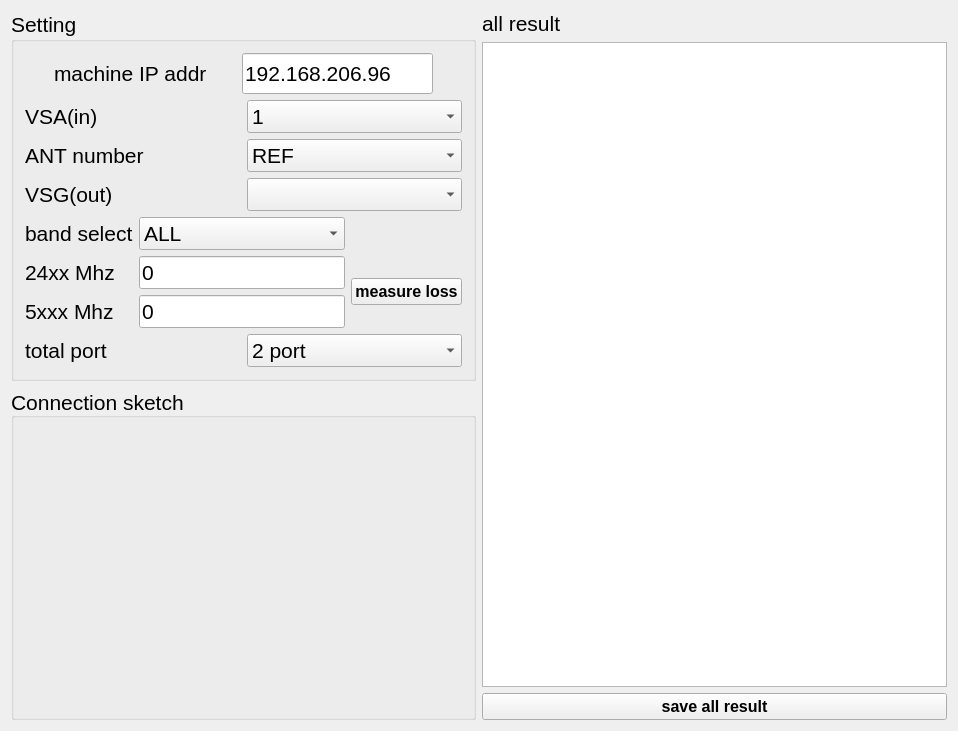
This is widget.ui in cgub0021142/cableloss as Qt 5 draws it before an edit. The edited form follows.
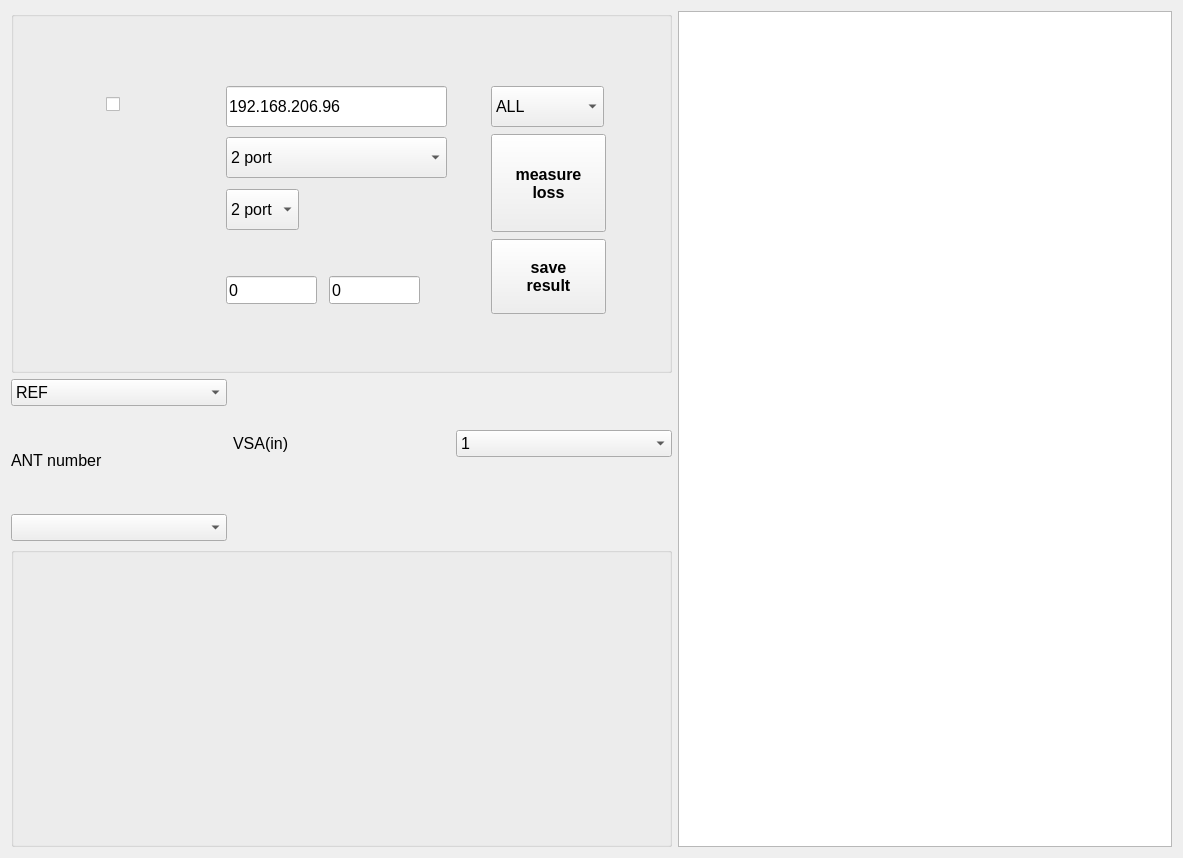
This is the edited form. Icons and pictures are not drawn.

```diff
--- a/widget.ui
+++ b/widget.ui
@@ -6,8 +6,8 @@
    <rect>
     <x>0</x>
     <y>0</y>
-    <width>958</width>
-    <height>731</height>
+    <width>1183</width>
+    <height>858</height>
    </rect>
   </property>
   <property name="font">
@@ -18,146 +18,12 @@
   <property name="windowTitle">
    <string>Widget</string>
   </property>
-  <layout class="QHBoxLayout" name="horizontalLayout_2">
-   <item>
-    <layout class="QVBoxLayout" name="verticalLayout_3">
-     <item>
-      <widget class="QGroupBox" name="gb_setting">
-       <property name="sizePolicy">
-        <sizepolicy hsizetype="Expanding" vsizetype="Preferred">
-         <horstretch>0</horstretch>
-         <verstretch>0</verstretch>
-        </sizepolicy>
-       </property>
-       <property name="minimumSize">
-        <size>
-         <width>394</width>
-         <height>362</height>
-        </size>
-       </property>
-       <property name="maximumSize">
-        <size>
-         <width>800</width>
-         <height>16777215</height>
-        </size>
-       </property>
-       <property name="font">
-        <font>
-         <pointsize>16</pointsize>
-        </font>
-       </property>
-       <property name="title">
-        <string>Setting</string>
-       </property>
-       <layout class="QGridLayout" name="gridLayout">
-        <item row="0" column="0" colspan="3">
-         <layout class="QHBoxLayout" name="horizontalLayout_6">
-          <item>
-           <widget class="QLabel" name="label_vsa_2">
-            <property name="sizePolicy">
-             <sizepolicy hsizetype="Fixed" vsizetype="Fixed">
-              <horstretch>0</horstretch>
-              <verstretch>0</verstretch>
-             </sizepolicy>
-            </property>
-            <property name="font">
-             <font>
-              <pointsize>16</pointsize>
-             </font>
-            </property>
-            <property name="text">
-             <string>machine IP addr</string>
-            </property>
-           </widget>
-          </item>
-          <item>
-           <widget class="QLineEdit" name="ip_destination">
-            <property name="sizePolicy">
-             <sizepolicy hsizetype="Expanding" vsizetype="Fixed">
-              <horstretch>0</horstretch>
-              <verstretch>0</verstretch>
-             </sizepolicy>
-            </property>
-            <property name="minimumSize">
-             <size>
-              <width>191</width>
-              <height>41</height>
-             </size>
-            </property>
-            <property name="maximumSize">
-             <size>
-              <width>191</width>
-              <height>41</height>
-             </size>
-            </property>
-            <property name="font">
-             <font>
-              <pointsize>16</pointsize>
-             </font>
-            </property>
-            <property name="text">
-             <string>192.168.206.96</string>
-            </property>
-           </widget>
-          </item>
-         </layout>
-        </item>
-        <item row="1" column="0" colspan="3">
-         <layout class="QVBoxLayout" name="verticalLayout_4">
-          <item>
-           <layout class="QHBoxLayout" name="horizontalLayout_5">
-            <item>
-             <widget class="QLabel" name="label_vsa">
-              <property name="font">
-               <font>
-                <pointsize>16</pointsize>
-               </font>
-              </property>
-              <property name="text">
-               <string>VSA(in)</string>
-              </property>
-             </widget>
-            </item>
-            <item>
-             <widget class="QComboBox" name="vsa_port">
-              <property name="font">
-               <font>
-                <pointsize>16</pointsize>
-               </font>
-              </property>
-              <item>
-               <property name="text">
-                <string>1</string>
-               </property>
-              </item>
-              <item>
-               <property name="text">
-                <string>5</string>
-               </property>
-              </item>
-             </widget>
-            </item>
-           </layout>
-          </item>
-          <item>
-           <layout class="QHBoxLayout" name="horizontalLayout_3">
-            <item>
-             <widget class="QLabel" name="label_vsg_2">
-              <property name="font">
-               <font>
-                <pointsize>16</pointsize>
-               </font>
-              </property>
-              <property name="text">
-               <string>ANT number</string>
-              </property>
-             </widget>
-            </item>
-            <item>
+  <layout class="QGridLayout" name="gridLayout_2">
+   <item row="1" column="0">
              <widget class="QComboBox" name="ANT_num">
               <property name="font">
                <font>
-                <pointsize>16</pointsize>
+       <pointsize>12</pointsize>
                </font>
               </property>
               <item>
@@ -187,172 +53,62 @@
               </item>
              </widget>
             </item>
-           </layout>
-          </item>
-          <item>
-           <layout class="QHBoxLayout" name="horizontalLayout_4">
-            <item>
-             <widget class="QLabel" name="label_vsg">
+   <item row="1" column="1" rowspan="2">
+    <widget class="QLabel" name="label_vsa">
               <property name="font">
                <font>
-                <pointsize>16</pointsize>
+       <pointsize>12</pointsize>
                </font>
               </property>
               <property name="text">
-               <string>VSG(out)</string>
-              </property>
-             </widget>
-            </item>
-            <item>
-             <widget class="QComboBox" name="vsg_port">
+      <string>VSA(in)</string>
+     </property>
+     <property name="indent">
+      <number>0</number>
+     </property>
+    </widget>
+   </item>
+   <item row="1" column="2" rowspan="2">
+    <widget class="QComboBox" name="vsa_port">
               <property name="font">
                <font>
-                <pointsize>16</pointsize>
-               </font>
-              </property>
-             </widget>
-            </item>
-           </layout>
-          </item>
-         </layout>
+       <pointsize>12</pointsize>
+      </font>
+     </property>
+     <item>
+      <property name="text">
+       <string>1</string>
+      </property>
+     </item>
+     <item>
+      <property name="text">
+       <string>5</string>
+      </property>
+     </item>
+    </widget>
         </item>
         <item row="2" column="0">
-         <widget class="QLabel" name="label_step">
+    <widget class="QLabel" name="label_vsg_2">
           <property name="font">
            <font>
-            <pointsize>16</pointsize>
+       <pointsize>12</pointsize>
            </font>
           </property>
           <property name="text">
-           <string>band select</string>
+      <string>ANT number</string>
           </property>
          </widget>
         </item>
-        <item row="2" column="1">
-         <widget class="QComboBox" name="band_select">
-          <property name="font">
-           <font>
-            <pointsize>16</pointsize>
-           </font>
-          </property>
-          <item>
-           <property name="text">
-            <string>ALL</string>
-           </property>
-          </item>
-          <item>
-           <property name="text">
-            <string>2.4 Ghz</string>
-           </property>
-          </item>
-          <item>
-           <property name="text">
-            <string>5 Ghz</string>
-           </property>
-          </item>
-         </widget>
-        </item>
         <item row="3" column="0">
-         <widget class="QLabel" name="label_24xx">
-          <property name="font">
-           <font>
-            <pointsize>16</pointsize>
-           </font>
-          </property>
-          <property name="text">
-           <string>24xx Mhz</string>
-          </property>
-         </widget>
-        </item>
-        <item row="3" column="1">
-         <widget class="QLineEdit" name="offset_24xx">
-          <property name="font">
-           <font>
-            <pointsize>16</pointsize>
-           </font>
-          </property>
-          <property name="text">
-           <string>0</string>
-          </property>
-         </widget>
-        </item>
-        <item row="3" column="2" rowspan="2">
-         <widget class="QPushButton" name="btn_measure_loss">
+    <widget class="QComboBox" name="vsg_port">
           <property name="font">
            <font>
             <pointsize>12</pointsize>
-            <weight>75</weight>
-            <bold>true</bold>
-           </font>
-          </property>
-          <property name="text">
-           <string>measure loss</string>
-          </property>
-         </widget>
-        </item>
-        <item row="4" column="0">
-         <widget class="QLabel" name="label_5xxx">
-          <property name="font">
-           <font>
-            <pointsize>16</pointsize>
-           </font>
-          </property>
-          <property name="text">
-           <string>5xxx Mhz</string>
-          </property>
-         </widget>
-        </item>
-        <item row="4" column="1">
-         <widget class="QLineEdit" name="offset_5xxx">
-          <property name="font">
-           <font>
-            <pointsize>16</pointsize>
-           </font>
-          </property>
-          <property name="text">
-           <string>0</string>
-          </property>
-         </widget>
-        </item>
-        <item row="5" column="0" colspan="3">
-         <layout class="QHBoxLayout" name="horizontalLayout_7">
-          <item>
-           <widget class="QLabel" name="label_total_port">
-            <property name="font">
-             <font>
-              <pointsize>16</pointsize>
-             </font>
-            </property>
-            <property name="text">
-             <string>total port</string>
-            </property>
-           </widget>
-          </item>
-          <item>
-           <widget class="QComboBox" name="cbo_total_port">
-            <item>
-             <property name="text">
-              <string>2 port</string>
-             </property>
-            </item>
-            <item>
-             <property name="text">
-              <string>4 port</string>
-             </property>
-            </item>
-            <item>
-             <property name="text">
-              <string>8 port</string>
-             </property>
-            </item>
-           </widget>
-          </item>
-         </layout>
-        </item>
-       </layout>
-      </widget>
-     </item>
-     <item>
+      </font>
+     </property>
+    </widget>
+   </item>
+   <item row="4" column="0" colspan="3">
       <widget class="QGroupBox" name="gb_connection">
        <property name="sizePolicy">
         <sizepolicy hsizetype="Expanding" vsizetype="Preferred">
@@ -363,7 +119,7 @@
        <property name="minimumSize">
         <size>
          <width>313</width>
-         <height>310</height>
+       <height>300</height>
         </size>
        </property>
        <property name="maximumSize">
@@ -382,7 +138,7 @@
 border-image:url(&quot;:/connection_sketch/1-4.png&quot;);</string>
        </property>
        <property name="title">
-        <string>Connection sketch</string>
+      <string/>
        </property>
        <property name="alignment">
         <set>Qt::AlignBottom|Qt::AlignJustify</set>
@@ -393,32 +149,17 @@
        <property name="checkable">
         <bool>false</bool>
        </property>
-      </widget>
-     </item>
-    </layout>
-   </item>
-   <item>
-    <layout class="QVBoxLayout" name="verticalLayout_2">
-     <item>
-      <layout class="QVBoxLayout" name="verticalLayout">
-       <item>
-        <widget class="QLabel" name="label">
-         <property name="font">
-          <font>
-           <pointsize>16</pointsize>
-          </font>
-         </property>
-         <property name="text">
-          <string>all result</string>
-         </property>
-        </widget>
-       </item>
-       <item>
+     <zorder>gb_setting</zorder>
+     <zorder>gb_setting</zorder>
+     <zorder>gb_setting</zorder>
+    </widget>
+   </item>
+   <item row="0" column="3" rowspan="5">
         <widget class="QTableView" name="tableView">
          <property name="minimumSize">
           <size>
-           <width>400</width>
-           <height>300</height>
+       <width>0</width>
+       <height>0</height>
           </size>
          </property>
          <attribute name="horizontalHeaderDefaultSectionSize">
@@ -432,12 +173,209 @@
          </attribute>
         </widget>
        </item>
-      </layout>
+   <item row="0" column="0" colspan="3">
+    <widget class="QGroupBox" name="gb_setting">
+     <property name="sizePolicy">
+      <sizepolicy hsizetype="Fixed" vsizetype="Fixed">
+       <horstretch>0</horstretch>
+       <verstretch>0</verstretch>
+      </sizepolicy>
+     </property>
+     <property name="minimumSize">
+      <size>
+       <width>661</width>
+       <height>362</height>
+      </size>
+     </property>
+     <property name="maximumSize">
+      <size>
+       <width>800</width>
+       <height>16777215</height>
+      </size>
+     </property>
+     <property name="font">
+      <font>
+       <pointsize>12</pointsize>
+      </font>
+     </property>
+     <property name="styleSheet">
+      <string notr="true">#gb_setting{
+        border-image:url(:/connection_sketch/setting_pic.png)}</string>
+     </property>
+     <property name="title">
+      <string/>
+     </property>
+     <widget class="QComboBox" name="band_select">
+      <property name="geometry">
+       <rect>
+        <x>480</x>
+        <y>75</y>
+        <width>113</width>
+        <height>41</height>
+       </rect>
+      </property>
+      <property name="minimumSize">
+       <size>
+        <width>113</width>
+        <height>41</height>
+       </size>
+      </property>
+      <property name="font">
+       <font>
+        <pointsize>12</pointsize>
+       </font>
+      </property>
+      <item>
+       <property name="text">
+        <string>ALL</string>
+       </property>
      </item>
      <item>
-      <layout class="QHBoxLayout" name="horizontalLayout">
+       <property name="text">
+        <string>2.4 Ghz</string>
+       </property>
+      </item>
        <item>
+       <property name="text">
+        <string>5 Ghz</string>
+       </property>
+      </item>
+     </widget>
+     <widget class="QLineEdit" name="ip_destination">
+      <property name="geometry">
+       <rect>
+        <x>215</x>
+        <y>75</y>
+        <width>221</width>
+        <height>41</height>
+       </rect>
+      </property>
+      <property name="sizePolicy">
+       <sizepolicy hsizetype="Expanding" vsizetype="Fixed">
+        <horstretch>0</horstretch>
+        <verstretch>0</verstretch>
+       </sizepolicy>
+      </property>
+      <property name="minimumSize">
+       <size>
+        <width>131</width>
+        <height>41</height>
+       </size>
+      </property>
+      <property name="maximumSize">
+       <size>
+        <width>999</width>
+        <height>999</height>
+       </size>
+      </property>
+      <property name="font">
+       <font>
+        <pointsize>12</pointsize>
+       </font>
+      </property>
+      <property name="text">
+       <string>192.168.206.96</string>
+      </property>
+     </widget>
+     <widget class="QComboBox" name="cbo_total_port">
+      <property name="geometry">
+       <rect>
+        <x>215</x>
+        <y>178</y>
+        <width>73</width>
+        <height>41</height>
+       </rect>
+      </property>
+      <property name="minimumSize">
+       <size>
+        <width>0</width>
+        <height>41</height>
+       </size>
+      </property>
+      <property name="font">
+       <font>
+        <pointsize>12</pointsize>
+       </font>
+      </property>
+      <item>
+       <property name="text">
+        <string>2 port</string>
+       </property>
+      </item>
+      <item>
+       <property name="text">
+        <string>4 port</string>
+       </property>
+      </item>
+      <item>
+       <property name="text">
+        <string>8 port</string>
+       </property>
+      </item>
+     </widget>
+     <widget class="QLineEdit" name="offset_24xx">
+      <property name="geometry">
+       <rect>
+        <x>215</x>
+        <y>265</y>
+        <width>91</width>
+        <height>28</height>
+       </rect>
+      </property>
+      <property name="font">
+       <font>
+        <pointsize>12</pointsize>
+       </font>
+      </property>
+      <property name="text">
+       <string>0</string>
+      </property>
+     </widget>
+     <widget class="QLineEdit" name="offset_5xxx">
+      <property name="geometry">
+       <rect>
+        <x>318</x>
+        <y>265</y>
+        <width>91</width>
+        <height>28</height>
+       </rect>
+      </property>
+      <property name="sizePolicy">
+       <sizepolicy hsizetype="Preferred" vsizetype="Fixed">
+        <horstretch>0</horstretch>
+        <verstretch>0</verstretch>
+       </sizepolicy>
+      </property>
+      <property name="font">
+       <font>
+        <pointsize>12</pointsize>
+       </font>
+      </property>
+      <property name="text">
+       <string>0</string>
+      </property>
+     </widget>
         <widget class="QPushButton" name="btn_save_all_port_loss">
+      <property name="geometry">
+       <rect>
+        <x>480</x>
+        <y>228</y>
+        <width>115</width>
+        <height>75</height>
+       </rect>
+      </property>
+      <property name="sizePolicy">
+       <sizepolicy hsizetype="Minimum" vsizetype="Fixed">
+        <horstretch>0</horstretch>
+        <verstretch>0</verstretch>
+       </sizepolicy>
+      </property>
+      <property name="minimumSize">
+       <size>
+        <width>115</width>
+        <height>75</height>
+       </size>
+      </property>
          <property name="font">
           <font>
            <pointsize>12</pointsize>
@@ -446,13 +384,87 @@
           </font>
          </property>
          <property name="text">
-          <string>save all result</string>
-         </property>
-        </widget>
-       </item>
-      </layout>
-     </item>
-    </layout>
+       <string>save
+result</string>
+      </property>
+     </widget>
+     <widget class="QPushButton" name="btn_measure_loss">
+      <property name="geometry">
+       <rect>
+        <x>480</x>
+        <y>123</y>
+        <width>115</width>
+        <height>98</height>
+       </rect>
+      </property>
+      <property name="minimumSize">
+       <size>
+        <width>115</width>
+        <height>98</height>
+       </size>
+      </property>
+      <property name="font">
+       <font>
+        <pointsize>12</pointsize>
+        <weight>75</weight>
+        <bold>true</bold>
+       </font>
+      </property>
+      <property name="text">
+       <string>measure
+loss</string>
+      </property>
+     </widget>
+     <widget class="QComboBox" name="cbo_total_port_2">
+      <property name="geometry">
+       <rect>
+        <x>215</x>
+        <y>126</y>
+        <width>221</width>
+        <height>41</height>
+       </rect>
+      </property>
+      <property name="minimumSize">
+       <size>
+        <width>0</width>
+        <height>41</height>
+       </size>
+      </property>
+      <property name="font">
+       <font>
+        <pointsize>12</pointsize>
+       </font>
+      </property>
+      <item>
+       <property name="text">
+        <string>2 port</string>
+       </property>
+      </item>
+      <item>
+       <property name="text">
+        <string>4 port</string>
+       </property>
+      </item>
+      <item>
+       <property name="text">
+        <string>8 port</string>
+       </property>
+      </item>
+     </widget>
+     <widget class="QCheckBox" name="checkBox">
+      <property name="geometry">
+       <rect>
+        <x>95</x>
+        <y>84</y>
+        <width>21</width>
+        <height>19</height>
+       </rect>
+      </property>
+      <property name="text">
+       <string/>
+      </property>
+     </widget>
+    </widget>
    </item>
   </layout>
  </widget>
```
Lines whose indentation alone changed are shown as unchanged.
